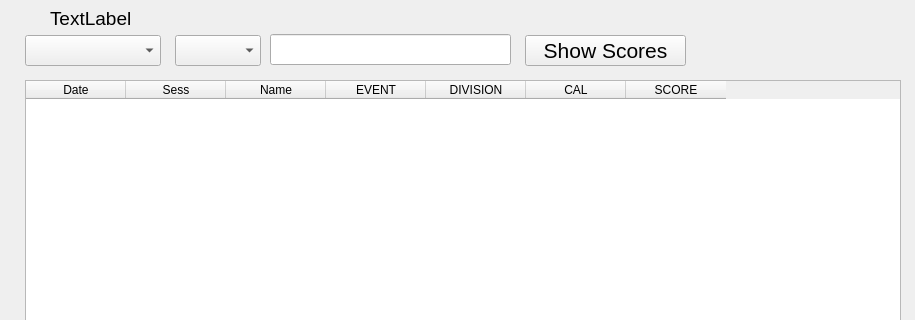
Old version of the form scoresbyshooter.ui in the repository steggy/mnsl-score-app; both pictures show x 0 to 915 and y 0 to 320 of the 915 by 586 pixel window.
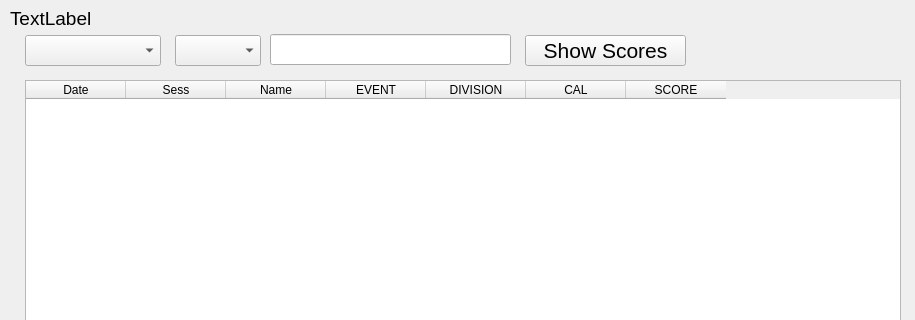
New version of the form.

What changed in the file:
```diff
--- a/scoresbyshooter.ui
+++ b/scoresbyshooter.ui
@@ -104,9 +104,9 @@
    <widget class="QLabel" name="lblSession">
     <property name="geometry">
      <rect>
-      <x>50</x>
+      <x>10</x>
       <y>5</y>
-      <width>826</width>
+      <width>896</width>
       <height>26</height>
      </rect>
     </property>
```
